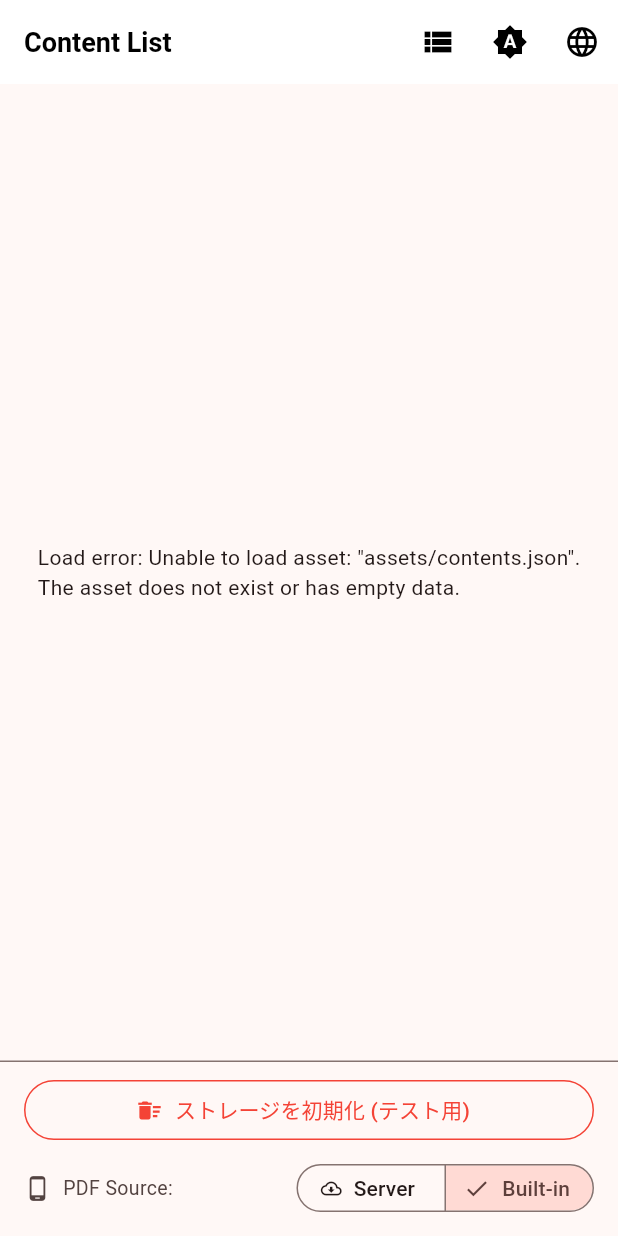
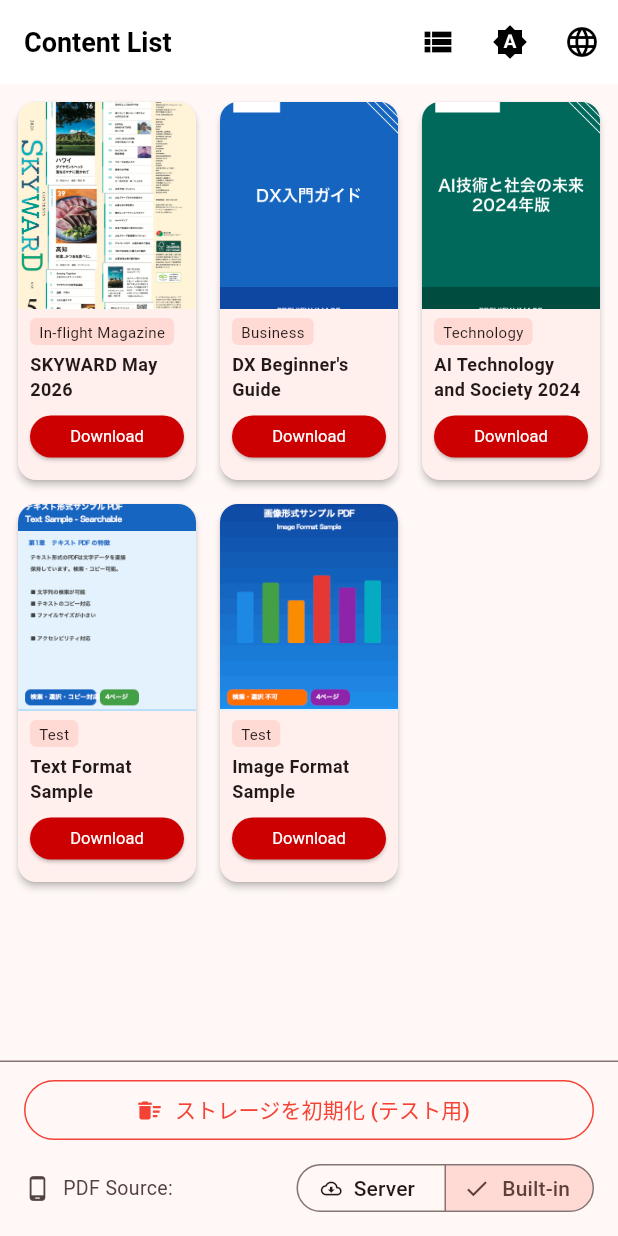
Before and after one commit to kiga-9071/poc_mtf_app, a Flutter app: the screen it shows after launch, after a tap on "Built-in", on a phone screen of 412 x 824 dp. Run offline on Flutter 3.47's test engine with Material 3 defaults, Android fonts, the phone set to English and light mode, and no system bars; our stand-ins replace dio, flutter_hooks, go_router, hooks_riverpod, shared_preferences, shelf; missing offline and left inert: flutter_inappwebview, pdfrx; network calls fail.

Commit message:
feat: アプリ起動時に mock_server を自動起動し assets を packages/ 参照に変更
アプリを外部サーバーなしで自己完結させるための変更。

pubspec.yaml
- mock_server を path 依存として追加
- flutter.assets セクションを削除（PDF・画像は mock_server がバンドル）

lib/main.dart
- PdfAssetServer をトップレベル・シングルトンで保持（ホットリスタートの二重バインド防止）
- contents.json からファイル名を導出して PDF をメモリキャッシュに読み込み
- WidgetsFlutterBinding.ensureInitialized() 後にサーバーを起動してから runApp()

lib/src/entities/pdf_content.dart
- assetPath getter: packages/mock_server/assets/pdfs/<filename> に変更
- previewImageAsset デフォルト: packages/mock_server/assets/previews/<id>.png に変更

lib/src/pages/content_list/content_list_page.dart
- contents.json ロードパスを packages/mock_server/assets/contents.json に変更

```diff
--- a/lib/main.dart
+++ b/lib/main.dart
@@ -1,7 +1,12 @@
+import 'dart:convert';
+
 import 'package:flutter/material.dart';
+import 'package:flutter/foundation.dart';
+import 'package:flutter/services.dart';
 import 'package:flutter_localizations/flutter_localizations.dart';
 import 'package:go_router/go_router.dart';
 import 'package:hooks_riverpod/hooks_riverpod.dart';
+import 'package:mock_server/pdf_asset_server.dart';
 
 import 'src/controllers/locale_controller.dart';
 import 'src/controllers/theme_controller.dart';
@@ -19,10 +24,7 @@ import 'src/webview/webview_page.dart';
 final _router = GoRouter(
   initialLocation: '/',
   routes: [
-    GoRoute(
-      path: '/',
-      builder: (context, state) => const ContentListPage(),
-    ),
+    GoRoute(path: '/', builder: (context, state) => const ContentListPage()),
     GoRoute(
       path: '/viewer',
       builder: (context, state) {
@@ -45,9 +47,59 @@ final _router = GoRouter(
 
 // ── エントリーポイント ─────────────────────────────────────────────────────────
 
-void main() {
+/// アプリ内 PDF サーバーのシングルトン。ホットリスタートでの二重バインドを防ぐためトップレベルで保持する。
+final _pdfServer = PdfAssetServer();
+
+/// [url] の末尾パスセグメントをファイル名として返す。[Uri.parse] 失敗時は `/` 分割でフォールバック。
+String _filenameFromUrl(String url) {
+  try {
+    final uri = Uri.parse(url);
+    if (uri.pathSegments.isNotEmpty) {
+      return uri.pathSegments.last;
+    }
+  } catch (_) {
+    // URL として解釈できない場合は末尾セグメントをフォールバック利用する。
+  }
+  return url.split('/').last;
+}
+
+/// `contents.json` を唯一の真実源として配信対象 PDF を特定し、[_pdfServer] を起動する。
+///
+/// assets のロードに失敗してもアプリ起動は継続する（サーバーモードでのダウンロードのみ失敗）。
+Future<void> _startPdfServer() async {
+  try {
+    final raw = await rootBundle.loadString(
+      'packages/mock_server/assets/contents.json',
+    );
+    final data = jsonDecode(raw) as Map<String, dynamic>;
+
+    final filenames = <String>{};
+    for (final value in data.values) {
+      final items = value as List<dynamic>;
+      for (final item in items) {
+        final url = (item as Map<String, dynamic>)['url'] as String;
+        filenames.add(_filenameFromUrl(url));
+      }
+    }
+
+    final cache = <String, Uint8List>{};
+    for (final filename in filenames) {
+      final asset = await rootBundle.load(
+        'packages/mock_server/assets/pdfs/$filename',
+      );
+      cache[filename] = asset.buffer.asUint8List();
+    }
+
+    await _pdfServer.start(cache);
+  } catch (e, st) {
+    debugPrint('PDF server start failed: $e\n$st');
+  }
+}
+
+Future<void> main() async {
   // Flutter エンジンの初期化（SharedPreferences など非同期処理の前に必要）
   WidgetsFlutterBinding.ensureInitialized();
+  await _startPdfServer();
   // ProviderScope: Riverpod の状態管理をアプリ全体に提供するルートウィジェット
   runApp(const ProviderScope(child: MyApp()));
 }
@@ -69,19 +121,13 @@ ThemeData _buildTheme(ColorScheme scheme) => ThemeData(
         ? Colors.white
         : Colors.black,
     iconTheme: IconThemeData(
-          color: scheme.brightness == Brightness.dark
-              ? Colors.white
-              : Colors.black,
+      color: scheme.brightness == Brightness.dark ? Colors.white : Colors.black,
     ),
     actionsIconTheme: IconThemeData(
-          color: scheme.brightness == Brightness.dark
-              ? Colors.white
-              : Colors.black,
+      color: scheme.brightness == Brightness.dark ? Colors.white : Colors.black,
     ),
     titleTextStyle: TextStyle(
-          color: scheme.brightness == Brightness.dark
-              ? Colors.white
-              : Colors.black,
+      color: scheme.brightness == Brightness.dark ? Colors.white : Colors.black,
       fontSize: 18,
       fontWeight: FontWeight.w600,
     ),
@@ -108,9 +154,15 @@ ThemeData _buildTheme(ColorScheme scheme) => ThemeData(
   ),
   // TabBar（ドロワー内の目次／ブックマーク／検索タブ）のカラー
   tabBarTheme: TabBarThemeData(
-        labelColor: scheme.brightness == Brightness.dark ? Colors.white : Colors.black,
-        unselectedLabelColor: scheme.brightness == Brightness.dark ? Colors.white60 : Colors.black54,
-        indicatorColor: scheme.brightness == Brightness.dark ? Colors.white : Colors.black,
+    labelColor: scheme.brightness == Brightness.dark
+        ? Colors.white
+        : Colors.black,
+    unselectedLabelColor: scheme.brightness == Brightness.dark
+        ? Colors.white60
+        : Colors.black54,
+    indicatorColor: scheme.brightness == Brightness.dark
+        ? Colors.white
+        : Colors.black,
   ),
 );
 
@@ -147,16 +199,20 @@ class MyApp extends ConsumerWidget {
       // テーマモードの設定（system の場合は端末設定に自動追従）
       themeMode: themeMode,
       // ライトモード用テーマ（brightness: light の ColorScheme を使用）
-      theme: _buildTheme(ColorScheme.fromSeed(
+      theme: _buildTheme(
+        ColorScheme.fromSeed(
           seedColor: const Color(0xFFCC0000),
           primary: const Color(0xFFCC0000),
           onPrimary: Colors.white,
-      )),
+        ),
+      ),
       // ダークモード用テーマ（brightness: dark の ColorScheme を使用）
-      darkTheme: _buildTheme(ColorScheme.fromSeed(
+      darkTheme: _buildTheme(
+        ColorScheme.fromSeed(
           seedColor: const Color(0xFFCC0000),
           brightness: Brightness.dark,
-      )),
+        ),
+      ),
       // 画面遷移の設定（上記 _router を使用）
       routerConfig: _router,
     );
--- a/lib/src/entities/pdf_content.dart
+++ b/lib/src/entities/pdf_content.dart
@@ -27,10 +27,23 @@ class PdfContent {
   /// PDFのダウンロードURL
   final String url;
 
-  /// ローカルモード時に参照するアセットパス（URL のファイル名から導出）
+  /// ローカルモード時に参照するアセットパス。
+  ///
+  /// Flutter パッケージアセットの参照形式 `packages/<pkg>/<path>` に従い
+  /// `mock_server` パッケージ内の PDF を指す。ファイル名は [url] の末尾セグメントから導出する。
   String get assetPath {
-    final filename = url.split('/').last;
-    return 'assets/pdfs/$filename';
+    final filename = (() {
+      try {
+        final uri = Uri.parse(url);
+        if (uri.pathSegments.isNotEmpty) {
+          return uri.pathSegments.last;
+        }
+      } catch (_) {
+        // URL パース失敗時は従来ロジックで末尾セグメントを使う。
+      }
+      return url.split('/').last;
+    })();
+    return 'packages/mock_server/assets/pdfs/$filename';
   }
 
   /// プレビュー画像のアセットパス（将来的にはAPIから取得した画像URLに置き換え予定）
@@ -43,8 +56,9 @@ class PdfContent {
     description: json['description'] as String,
     category: json['category'] as String,
     url: json['url'] as String,
-        previewImageAsset: json['previewImage'] as String? ??
-            'assets/previews/${json['id']}.png',
+    previewImageAsset:
+        json['previewImage'] as String? ??
+        'packages/mock_server/assets/previews/${json['id']}.png',
   );
 }
 
--- a/lib/src/pages/content_list/content_list_page.dart
+++ b/lib/src/pages/content_list/content_list_page.dart
@@ -33,7 +33,8 @@ Future<void> resetStorage(BuildContext context) async {
     builder: (ctx) => AlertDialog(
       title: const Text('ストレージを初期化'),
       content: const Text(
-          'ダウンロード済みPDFファイルとブックマークなど、すべてのデータを削除します。\nこの操作は取り消せません。'),
+        'ダウンロード済みPDFファイルとブックマークなど、すべてのデータを削除します。\nこの操作は取り消せません。',
+      ),
       actions: [
         TextButton(
           onPressed: () => Navigator.of(ctx).pop(false),
@@ -60,9 +61,9 @@ Future<void> resetStorage(BuildContext context) async {
   await prefs.clear();
 
   if (context.mounted) {
-    ScaffoldMessenger.of(context).showSnackBar(
-      const SnackBar(content: Text('ストレージを初期化しました')),
-    );
+    ScaffoldMessenger.of(
+      context,
+    ).showSnackBar(const SnackBar(content: Text('ストレージを初期化しました')));
   }
 }
 
@@ -98,12 +99,15 @@ Future<void> showThemeModeDialog(BuildContext context, WidgetRef ref) {
             leading: Icon(icon),
             title: Text(label),
             trailing: isSelected
-                ? Icon(Icons.check_circle,
-                    color: Theme.of(ctx).colorScheme.primary)
+                ? Icon(
+                    Icons.check_circle,
+                    color: Theme.of(ctx).colorScheme.primary,
+                  )
                 : null,
             selected: isSelected,
-            shape:
-                RoundedRectangleBorder(borderRadius: BorderRadius.circular(8)),
+            shape: RoundedRectangleBorder(
+              borderRadius: BorderRadius.circular(8),
+            ),
             onTap: () {
               ref.read(themeModeProvider.notifier).set(mode);
               Navigator.of(ctx).pop();
@@ -139,18 +143,20 @@ Future<void> showLanguageDialog(BuildContext context, WidgetRef ref) {
           final label = locale.languageCode == 'ja'
               ? l10n.languageJa
               : l10n.languageEn;
-          final flag =
-              locale.languageCode == 'ja' ? '🇯🇵' : '🇺🇸';
+          final flag = locale.languageCode == 'ja' ? '🇯🇵' : '🇺🇸';
           return ListTile(
             leading: Text(flag, style: const TextStyle(fontSize: 24)),
             title: Text(label),
             trailing: isSelected
-                ? Icon(Icons.check_circle,
-                    color: Theme.of(ctx).colorScheme.primary)
+                ? Icon(
+                    Icons.check_circle,
+                    color: Theme.of(ctx).colorScheme.primary,
+                  )
                 : null,
             selected: isSelected,
             shape: RoundedRectangleBorder(
-                borderRadius: BorderRadius.circular(8)),
+              borderRadius: BorderRadius.circular(8),
+            ),
             onTap: () {
               ref.read(localeProvider.notifier).setLocale(locale);
               Navigator.of(ctx).pop();
@@ -169,9 +175,11 @@ Future<void> showLanguageDialog(BuildContext context, WidgetRef ref) {
 class ContentListPage extends HookConsumerWidget {
   const ContentListPage({super.key});
 
-  /// assets/contents.json を読み込み、指定言語コードのコンテンツリストを返す。
+  /// packages/mock_server/assets/contents.json を読み込み、指定言語コードのコンテンツリストを返す。
   Future<List<PdfContent>> _loadContents(String langCode) async {
-    final raw = await rootBundle.loadString('assets/contents.json');
+    final raw = await rootBundle.loadString(
+      'packages/mock_server/assets/contents.json',
+    );
     final json = jsonDecode(raw) as Map<String, dynamic>;
     final list = (json[langCode] ?? json['ja']) as List<dynamic>;
     return list
@@ -190,8 +198,10 @@ class ContentListPage extends HookConsumerWidget {
     final reloadKey = useState(0);
 
     // ロケールが変わるたびにコンテンツを再取得する
-    final contentsFuture =
-        useMemoized(() => _loadContents(locale.languageCode), [locale]);
+    final contentsFuture = useMemoized(
+      () => _loadContents(locale.languageCode),
+      [locale],
+    );
     final snapshot = useFuture(contentsFuture);
 
     // 表示モード（デフォルトはグリッド表示）
@@ -212,9 +222,11 @@ class ContentListPage extends HookConsumerWidget {
           // リスト表示中 → グリッドアイコン（プレビューに切り替え）
           // プレビュー表示中 → リストアイコン（リストに切り替え）
           IconButton(
-            icon: Icon(viewMode.value == _ViewMode.list
+            icon: Icon(
+              viewMode.value == _ViewMode.list
                   ? Icons.grid_view
-                : Icons.view_list),
+                  : Icons.view_list,
+            ),
             tooltip: viewMode.value == _ViewMode.list
                 ? l10n.switchToPreview
                 : l10n.switchToList,
@@ -248,16 +260,17 @@ class ContentListPage extends HookConsumerWidget {
               ConnectionState.done when snapshot.hasError => Center(
                 child: Text(l10n.loadError('${snapshot.error}')),
               ),
-              _ => viewMode.value == _ViewMode.preview
+              _ =>
+                viewMode.value == _ViewMode.preview
                     // プレビューモード: 3列グリッドでPDFサムネイルを表示
                     ? GridView.builder(
                         padding: const EdgeInsets.all(8),
                         gridDelegate:
                             const SliverGridDelegateWithFixedCrossAxisCount(
-                        crossAxisCount: 3,    // 3列
-                        crossAxisSpacing: 8,  // 列間の余白
-                        mainAxisSpacing: 8,   // 行間の余白
-                        mainAxisExtent: 260,  // 各グリッドアイテムの高さ（固定）
+                              crossAxisCount: 3, // 3列
+                              crossAxisSpacing: 8, // 列間の余白
+                              mainAxisSpacing: 8, // 行間の余白
+                              mainAxisExtent: 260, // 各グリッドアイテムの高さ（固定）
                             ),
                         itemCount: snapshot.data!.length,
                         itemBuilder: (context, index) => ContentPreviewCard(
@@ -285,9 +298,7 @@ class ContentListPage extends HookConsumerWidget {
             padding: const EdgeInsets.symmetric(horizontal: 16, vertical: 8),
             decoration: BoxDecoration(
               border: Border(
-                top: BorderSide(
-                  color: Theme.of(context).dividerColor,
-                ),
+                top: BorderSide(color: Theme.of(context).dividerColor),
               ),
             ),
             child: OutlinedButton.icon(
--- a/pubspec.yaml
+++ b/pubspec.yaml
@@ -23,6 +23,8 @@ dependencies:
   go_router: ^14.6.1
   flutter_inappwebview: ^6.1.5
   shared_preferences: ^2.5.5
+  mock_server:
+    path: ./mock_server
 
 dev_dependencies:
   flutter_test:
@@ -34,7 +36,3 @@ dev_dependencies:
 
 flutter:
   uses-material-design: true
-  assets:
-    - assets/
-    - assets/previews/
-    - assets/pdfs/
```
Also changed, not shown: pubspec.lock. Lines whose indentation alone changed are shown as unchanged.
